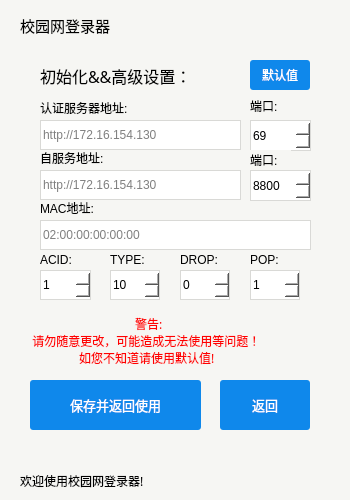
This is srun-3k-ui/mainwindow.ui in ehaut/srun3k-client-ui as Qt 5 draws it before an edit. The edited form follows.
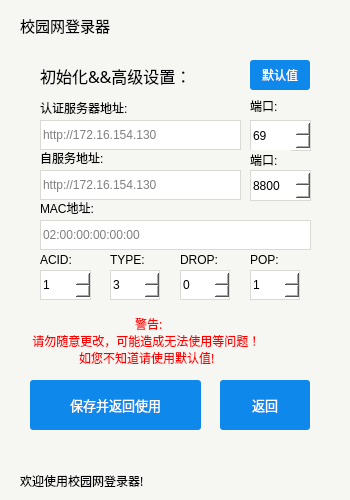
This is the edited form. The open tabs and pages were chosen to show the change.

Commit message: 除跳转和跑秒有待解决，无大bug。

Diff of the .ui file:
```diff
--- a/srun-3k-ui/mainwindow.ui
+++ b/srun-3k-ui/mainwindow.ui
@@ -916,7 +916,7 @@
        <number>10</number>
       </property>
       <property name="value">
-       <number>10</number>
+       <number>3</number>
       </property>
      </widget>
      <widget class="QSpinBox" name="drop">
```
Left out of the diff: 2 changed lines with no effect on the pictures. The commit also changes 1 other file.
